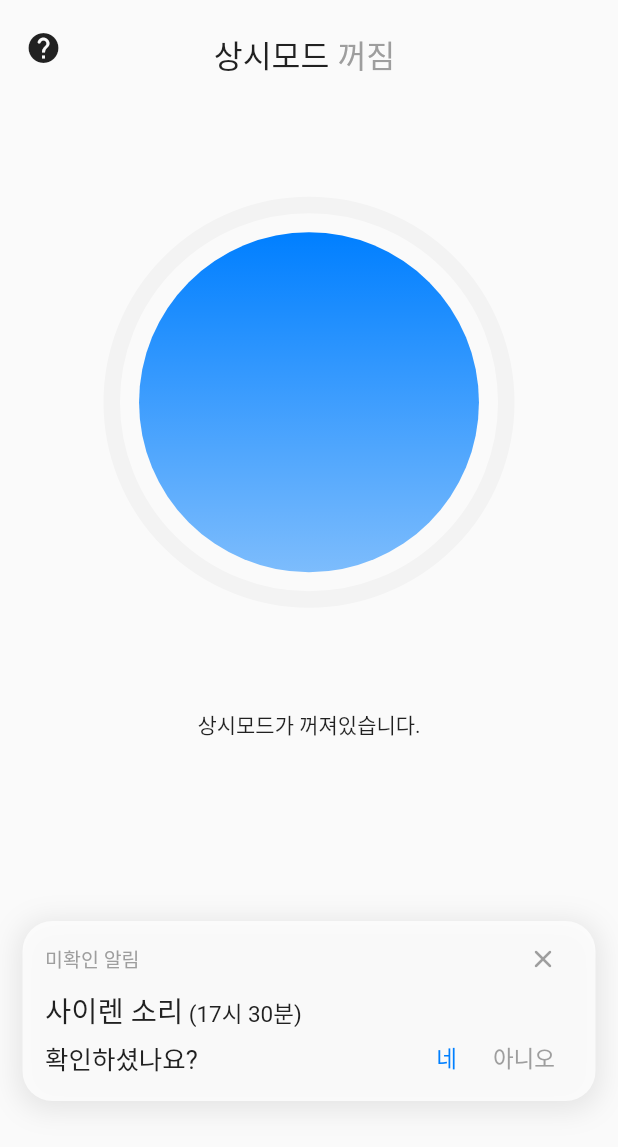
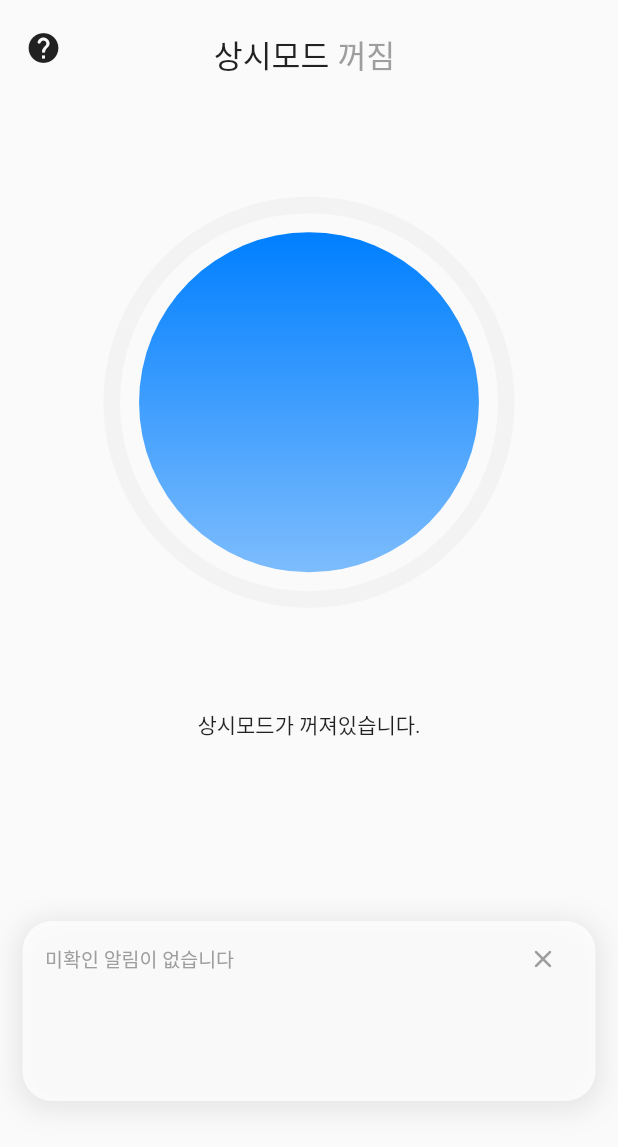
Before and after one commit to wkkyu088/hear_for_you, a Flutter app: the RegularScreen screen opened directly, on a phone screen of 412 x 824 dp. Shown: the top 1147 px of the screen. Run offline on Flutter 3.47's test engine with Material 2 defaults, Android fonts, the phone set to English and light mode, and no system bars; drawn by our look-alikes of syncfusion_flutter_gauges; our stand-ins replace carousel_slider, dio, flutter_local_notifications, image_gallery_saver, loading_animation_widget, permission_handler and 3 more; missing offline and left inert: android_alarm_manager_plus, audio_waveforms, torch_light, wav; accounts and stored records are empty; Roboto replaces fonts that are missing (PretendardBold, PretendardMedium); statements that could not run were skipped.

Commit message:
aac코덱 사용 가능, 로그 수정
.aac 파일을 그대로 수정하여 사용하도록 함, 로그가 정상적으로 작동할 수 있도록 함

```diff
--- a/lib/logs.dart
+++ /dev/null
@@ -1,17 +0,0 @@
-// 오직 로그 저장을 위한 파일
-
-/// 로그는 각각의 로그가 모두 List<dynamic>의 형태
-/// [분류 결과(String), 발생 시간(DateTime), 확인 결과(false)]
-/// DateTime의 사용 방법은
-/// import 'package:intl/intl.dart'; 한 후에
-/// https://api.flutter.dev/flutter/intl/DateFormat-class.html 사이트 참조하기.
-///
-/// Example)
-/// f = DateFormat("yyyy년 M월 d일 H시 m분 s초");
-///    _time = f.format(DateTime.now());
-/// 한 경우에 2022년 3월 29일 17시 8분 2초 로 나옴.
-///
-/// f = DateFormat("yyyy년 MM월 dd일 HH시 mm분 ss초");
-/// 로 바꾼다면 2022년 03월 29일 17시 08분 02초 로 나옴.
-
-List<List<dynamic>> logList = [];
--- a/lib/main.dart
+++ b/lib/main.dart
@@ -15,10 +15,14 @@ import 'package:hear_for_you/service/full_screen_alert/service/alarm_polling_wor
 import 'package:provider/provider.dart';
 import 'package:shared_preferences/shared_preferences.dart';
 import 'constants.dart';
+import 'dart:io';
 
 void main() async {
   WidgetsFlutterBinding.ensureInitialized();
-  await AndroidAlarmManager.initialize();
+
+  if (Platform.isAndroid) {
+    await AndroidAlarmManager.initialize();
+  }
 
   final AlarmState alarmState = AlarmState();
   final SharedPreferences preference = await SharedPreferences.getInstance();
--- a/lib/screens/regular_screen.dart
+++ b/lib/screens/regular_screen.dart
@@ -38,11 +38,9 @@ class RegularScreenState extends State<RegularScreen>
     // 현재 안드로이드면
     if (Platform.isAndroid) {
       PermissionCheckClass.AndroidAlertPermissionCheck(context);
-      PermissionCheckClass.AndroidRecognitionPermissionCheck(context);
     } else {
       // ios라면
       PermissionCheckClass.IOSAlertPermissionCheck(context);
-      PermissionCheckClass.IOSMicPermissionCheck(context);
     }
     rm.setContext(context);
     controller = AnimationController(
--- a/lib/screens/setting_screen.dart
+++ b/lib/screens/setting_screen.dart
@@ -193,7 +193,7 @@ class _SettingScreenState extends State<SettingScreen> {
                                   var result =
                                       await Permission.speech.isGranted;
                                   if (result) {
-                                    setState(() async {
+                                    setState(() {
                                       regularValue = value;
                                       setRegularValue(regularValue);
                                     });
--- a/lib/service/Functions.dart
+++ b/lib/service/Functions.dart
@@ -2,7 +2,7 @@ import 'dart:async';
 import 'dart:io';
 import 'package:dio/dio.dart';
 import 'package:flutter/material.dart';
-import 'package:hear_for_you/service/regular_popup.dart';
+import '../widgets/regular_popup.dart';
 import 'package:wav/wav.dart';
 import 'package:intl/intl.dart';
 import 'package:path_provider/path_provider.dart';
@@ -44,6 +44,28 @@ class FunctionClass {
   */
 
   // 이 함수를 부르면 파일 자르기, 서버로 데이터 전송, 데이터 받아서 반환 등의 과정을 자동으로 처리하고 알람을 띄워줌
+  static int logsToShown() {
+    List<num> numList;
+    for (int i = setting.logList.length - 1; i >= 0; i--) {
+      if (setting.logList[i].split(",")[0] != "unknown" &&
+          setting.logList[i].split(",")[2] == "false") {
+        return i;
+      }
+    }
+    return -1;
+  }
+
+  static void changeLogState(int index) async {
+    var pref = await SharedPreferences.getInstance();
+    var oldLogState = setting.logList[index].split(",");
+    var newLogState =
+        "${oldLogState[0]},${oldLogState[1]},true,${oldLogState[3]}";
+
+    setting.logList[index] = newLogState;
+
+    pref.setStringList("logList", setting.logList);
+  }
+
   static Future<String> getPrediction() async {
     try {
       var cuttedPath = await cutFile();
@@ -65,7 +87,7 @@ class FunctionClass {
 
   // 일정 데시벨 이상의 소리가 울렸을 때, 저장된 경로를 반환해주는 함수.
   // fileName에 아무 값도 넣지 않으면 초기 음원파일이 저장된 경로를 반환하고, 파일명이 들어온다면 해당 파일명을 넣어서 반환해준다.
-  static Future<String> getPath({fileName = "audio.wav"}) async {
+  static Future<String> getPath({fileName = "audio.aac"}) async {
     var appDirectory = await getApplicationDocumentsDirectory();
     return "${appDirectory.path}/$fileName";
   }
@@ -97,6 +119,8 @@ class FunctionClass {
       // 파일 저장하기
       path = await getPath(fileName: "cuttedFile.wav");
       print("cutFile : 저장할 경로는 $path입니다");
+
+      // 원래 파일이 존재했을수도 있으니 일단 삭제하고 재저장(결과가 꼬이지 않도록 하기 위해)
       File(path).delete();
 
       readedFile.writeFile(path);
@@ -161,6 +185,11 @@ class FunctionClass {
       // 갯수가 5개가 넘어가면 하나씩 지우기
       if (setting.logList.length > 5) {
         setting.logList.removeAt(0);
+      }
+
+      // 판단 이후 너무 자주 시끄럽다면 데시벨 10 높이기
+      if (raiseDecibelCheck()) {
+        setting.dB += 10;
       }
 
       // 이후 SharedPreference에 저장
--- a/lib/widgets/missed_alert.dart
+++ b/lib/widgets/missed_alert.dart
@@ -1,8 +1,9 @@
 import 'package:flutter/material.dart';
 
 import 'package:hear_for_you/constants.dart';
+import '../service/functions.dart';
 
-import '../service/Functions.dart';
+import '../constants.dart' as constants;
 
 // 미확인 알림 팝업
 
@@ -17,6 +18,13 @@ class MissedAlert extends StatefulWidget {
 }
 
 class _MissedAlertState extends State<MissedAlert> {
+  late int missedAlertNum;
+  initState() {
+    missedAlertNum = FunctionClass.logsToShown();
+    print("값은 : $missedAlertNum");
+  }
+  //
+
   @override
   Widget build(BuildContext context) {
     final double screenWidth = MediaQuery.of(context).size.width;
@@ -48,7 +56,7 @@ class _MissedAlertState extends State<MissedAlert> {
             Row(
               children: [
                 Text(
-                  '미확인 알림',
+                  (missedAlertNum != -1) ? '최근 미확인 알림' : "미확인 알림이 없습니다",
                   style: TextStyle(fontSize: kXS, color: kGrey5),
                 ),
                 const Spacer(),
@@ -79,16 +87,23 @@ class _MissedAlertState extends State<MissedAlert> {
                   ),
                   children: [
                     TextSpan(
-                        text: widget.title, style: TextStyle(fontSize: kL)),
+                        text: missedAlertNum != -1
+                            ? constants.logList[missedAlertNum].split(",")[0]
+                            : "",
+                        style: TextStyle(fontSize: kL)),
                     TextSpan(
-                        text: ' (${widget.time.hour}시 ${widget.time.minute}분)'),
+                      text: missedAlertNum != -1
+                          ? constants.logList[missedAlertNum].split(",")[1]
+                          : "",
+                    )
                   ],
                 ),
               ),
             ),
             const Spacer(),
             // 4. 확인 버튼
-            Row(
+            missedAlertNum != -1
+                ? Row(
                     children: [
                       Text(
                         '확인하셨나요?',
@@ -101,8 +116,8 @@ class _MissedAlertState extends State<MissedAlert> {
                           FunctionClass.showPopup(context);
                         },
                         style: TextButton.styleFrom(
-                    padding:
-                        const EdgeInsets.symmetric(vertical: 6, horizontal: 12),
+                          padding: const EdgeInsets.symmetric(
+                              vertical: 6, horizontal: 12),
                           minimumSize: Size.zero,
                           tapTargetSize: MaterialTapTargetSize.shrinkWrap,
                         ),
@@ -114,8 +129,8 @@ class _MissedAlertState extends State<MissedAlert> {
                       TextButton(
                         onPressed: () {},
                         style: TextButton.styleFrom(
-                    padding:
-                        const EdgeInsets.symmetric(vertical: 6, horizontal: 12),
+                          padding: const EdgeInsets.symmetric(
+                              vertical: 6, horizontal: 12),
                           minimumSize: Size.zero,
                           tapTargetSize: MaterialTapTargetSize.shrinkWrap,
                         ),
@@ -126,6 +141,7 @@ class _MissedAlertState extends State<MissedAlert> {
                       ),
                     ],
                   )
+                : Row(),
           ],
         ),
       ),
--- a/lib/service/regular_popup.dart
+++ b/lib/widgets/regular_popup.dart
@@ -1,5 +1,5 @@
 import 'dart:async';
-import 'functions.dart';
+import '../service/functions.dart';
 import '../constants.dart' as settings;
 import 'package:flutter/material.dart';
 
@@ -15,7 +15,7 @@ class SoundPageState extends State<SoundPage> {
   Widget build(BuildContext context) {
     return Column(
       children: [
-        const Text("테스트 페이지입니다.\n하단의 버튼을 누르면 서버와 데이터를 주고받습니다.",
+        const Text("테스트 페이지입니다.\n하단의 버튼을 누르면 서버와 데이터2를 주고받습니다.",
             style: TextStyle(
               fontSize: 25,
             )),
@@ -58,7 +58,7 @@ class PopupState extends State<ModelPopup> {
         });
       } else if (error.toString() == "FileSystemException") {
         setState(() {
-          object = errorWidget("audio.wav 파일이 없습니다");
+          object = errorWidget("audio.aac 파일이 없습니다");
           Timer.periodic(const Duration(seconds: 2), (timer) {
             Navigator.pop(context);
           });
```
Also changed, not shown: 1 other file. Lines whose indentation alone changed are shown as unchanged.
